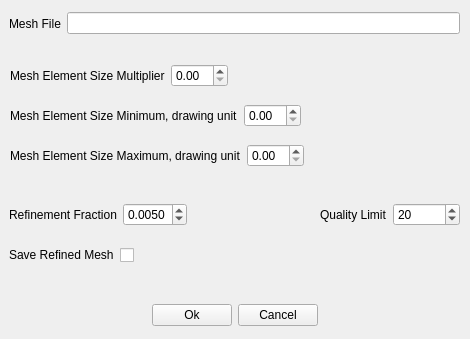
This is src/OpenParEMg/MeshOptions.ui in OpenParEM/OpenParEM as Qt 5 draws it before an edit. The edited form follows.
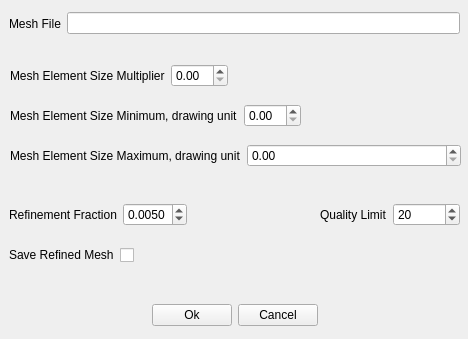
This is the edited form.

Commit message: fixed upper limit for mesh element size

```diff
--- a/src/OpenParEMg/MeshOptions.ui
+++ b/src/OpenParEMg/MeshOptions.ui
@@ -6,7 +6,7 @@
    <rect>
     <x>0</x>
     <y>0</y>
-    <width>470</width>
+    <width>468</width>
     <height>339</height>
    </rect>
   </property>
@@ -114,20 +114,14 @@
      </widget>
     </item>
     <item>
-     <widget class="QDoubleSpinBox" name="meshMaxElementSize"/>
-    </item>
-    <item>
-     <spacer name="horizontalSpacer_7">
-      <property name="orientation">
-       <enum>Qt::Orientation::Horizontal</enum>
+     <widget class="QDoubleSpinBox" name="meshMaxElementSize">
+      <property name="maximum">
+       <double>1000000000.000000000000000</double>
       </property>
-      <property name="sizeHint" stdset="0">
-       <size>
-        <width>40</width>
-        <height>20</height>
-       </size>
+      <property name="stepType">
+       <enum>QAbstractSpinBox::StepType::AdaptiveDecimalStepType</enum>
       </property>
-     </spacer>
+     </widget>
     </item>
    </layout>
   </widget>
```
